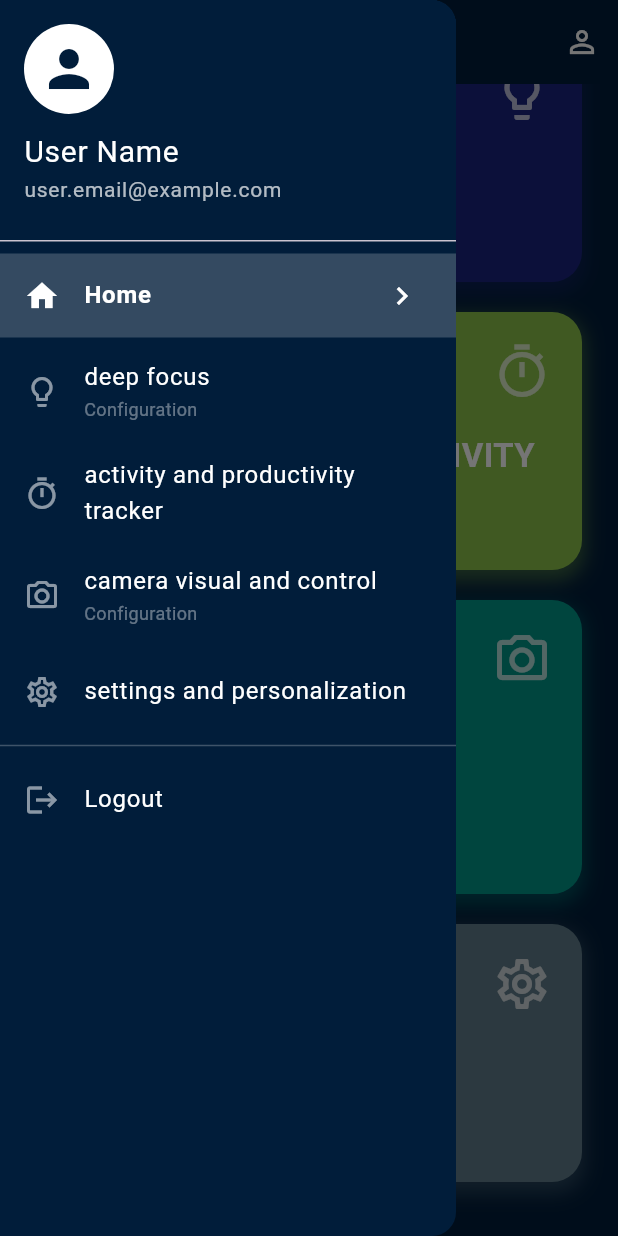
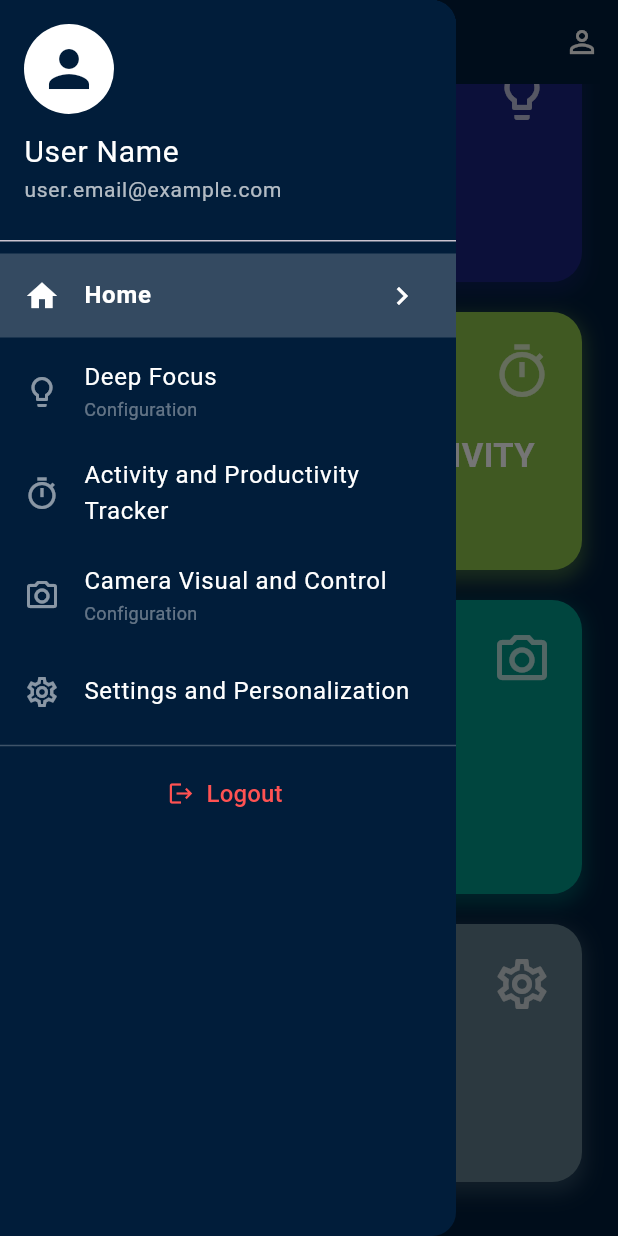
Before and after one commit to aknafff07/smodi, a Flutter app: the HomeScreen screen opened by its route, scrolled down 204 dp, after a tap on the "menu" icon, on a phone screen of 412 x 824 dp. Run offline on Flutter 3.47's test engine with Material 3 defaults, Android fonts, the light colour scheme and no system bars; Roboto replaces fonts that are missing (Montserrat).

Commit message:
saya mengupdate fikkk

```diff
--- a/lib/core/constants/colors.dart
+++ b/lib/core/constants/colors.dart
@@ -8,6 +8,7 @@ class AppColors {
   static const Color successColor = Color(0xFF4CAF50); // Hijau
   static const Color errorColor = Color(0xFFF44336); // Merah
   static const Color warningColor = Color(0xFFFF9800); // Oranye
+  static const Color warnaOren = Color(0xFFFDB69F);
 
   // Warna gradien dari desain UI
   static const List<Color> splashGradient = [
--- a/lib/features/home/home_screen.dart
+++ b/lib/features/home/home_screen.dart
@@ -44,7 +44,7 @@ class _HomeScreenState extends State<HomeScreen> {
         elevation: 0,
         leading: Builder(
           builder: (context) => IconButton(
-            icon: const Icon(Icons.menu, color: Colors.white), // Icon hamburger
+            icon: const Icon(Icons.menu, color: Colors.red), // Icon hamburger
             onPressed: () {
               Scaffold.of(context).openDrawer(); // Buka drawer
             },
@@ -93,7 +93,7 @@ class _HomeScreenState extends State<HomeScreen> {
             const SizedBox(height: 32),
             // Kartu "Deep Focus"
             FeatureCard(
-              title: 'deep focus',
+              title: 'Deep Focus',
               subtitle: 'Configuration',
               icon: Icons.lightbulb_outline,
               onTap: () {
@@ -105,7 +105,7 @@ class _HomeScreenState extends State<HomeScreen> {
             const SizedBox(height: 20),
             // Kartu "Activity and Productivity Tracker"
             FeatureCard(
-              title: 'activity and productivity tracker',
+              title: 'Activity and Productivity Tracker',
               icon: Icons.timer_outlined,
               onTap: () {
                 // Ganti ini untuk menavigasi ke ActivityInsightsScreen
@@ -116,7 +116,7 @@ class _HomeScreenState extends State<HomeScreen> {
             const SizedBox(height: 20),
             // Kartu "Camera Visual and Control"
             FeatureCard(
-              title: 'camera visual and control',
+              title: 'Camera Visual and Control',
               subtitle: 'Configuration',
               icon: Icons.camera_alt_outlined,
               onTap: () {
@@ -128,7 +128,7 @@ class _HomeScreenState extends State<HomeScreen> {
             const SizedBox(height: 20),
             // Kartu "Settings and Personalization"
             FeatureCard(
-              title: 'settings and personalization',
+              title: 'Settings and Personalization',
               icon: Icons.settings_outlined,
               onTap: () {
                 // Ganti ini untuk menavigasi ke SettingsScreen
@@ -215,7 +215,7 @@ class _HomeScreenState extends State<HomeScreen> {
           ),
           _buildDrawerMenuItem(
             context,
-            title: 'deep focus',
+            title: 'Deep Focus',
             subtitle: 'Configuration',
             icon: Icons.lightbulb_outline,
             onTap: () {
@@ -225,7 +225,7 @@ class _HomeScreenState extends State<HomeScreen> {
           ),
           _buildDrawerMenuItem(
             context,
-            title: 'activity and productivity tracker',
+            title: 'Activity and Productivity Tracker',
             icon: Icons.timer_outlined,
             onTap: () {
               Navigator.pop(context); // Tutup drawer
@@ -234,7 +234,7 @@ class _HomeScreenState extends State<HomeScreen> {
           ),
           _buildDrawerMenuItem(
             context,
-            title: 'camera visual and control',
+            title: 'Camera Visual and Control',
             subtitle: 'Configuration',
             icon: Icons.camera_alt_outlined,
             onTap: () {
@@ -244,7 +244,7 @@ class _HomeScreenState extends State<HomeScreen> {
           ),
           _buildDrawerMenuItem(
             context,
-            title: 'settings and personalization',
+            title: 'Settings and Personalization',
             icon: Icons.settings_outlined,
             onTap: () {
               Navigator.pop(context); // Tutup drawer
@@ -252,16 +252,36 @@ class _HomeScreenState extends State<HomeScreen> {
             },
           ),
           const Divider(color: Colors.white24), // Pemisah
-          ListTile(
-            leading: const Icon(Icons.logout, color: Colors.white54),
-            title: const Text('Logout', style: TextStyle(color: Colors.white)),
-            onTap: () {
-              ScaffoldMessenger.of(context).showSnackBar(
-                const SnackBar(content: Text("Logging out... (Dummy)")),
+          TextButton.icon(
+            onPressed: () {
+              showDialog(
+                context: context,
+                builder: (BuildContext context) {
+                  return AlertDialog(
+                    backgroundColor: Colors.black,
+                    title: const Text('Logout', style: TextStyle(color: Colors.white)),
+                    content: const Text('Are you sure you want to log out?', style: TextStyle(color: Colors.white70)),
+                    actions: <Widget>[
+                      TextButton(
+                        child: const Text('Cancel', style: TextStyle(color: AppColors.primaryColor)),
+                        onPressed: () {
+                          Navigator.of(context).pop();
+                        },
+                      ),
+                      TextButton(
+                        child: const Text('Logout', style: TextStyle(color: AppColors.errorColor)),
+                        onPressed: () {
+                          Navigator.of(context).pop(); // Tutup dialog
+                          Navigator.of(context).pushReplacementNamed('/auth'); // Kembali ke halaman login
+                        },
+                      ),
+                    ],
+                  );
+                },
               );
-              Navigator.pop(context); // Tutup drawer
-              Navigator.of(context).pushReplacementNamed('/auth'); // Kembali ke halaman login
             },
+            icon: const Icon(Icons.logout, color: Colors.redAccent),
+            label: const Text('Logout', style: TextStyle(color: Colors.redAccent, fontSize: 16)),
           ),
         ],
       ),
```
Also changed, not shown: pubspec.yaml (+7 -0 lines), assets/icon/img.png (added), pubspec.lock, 5 other files.
